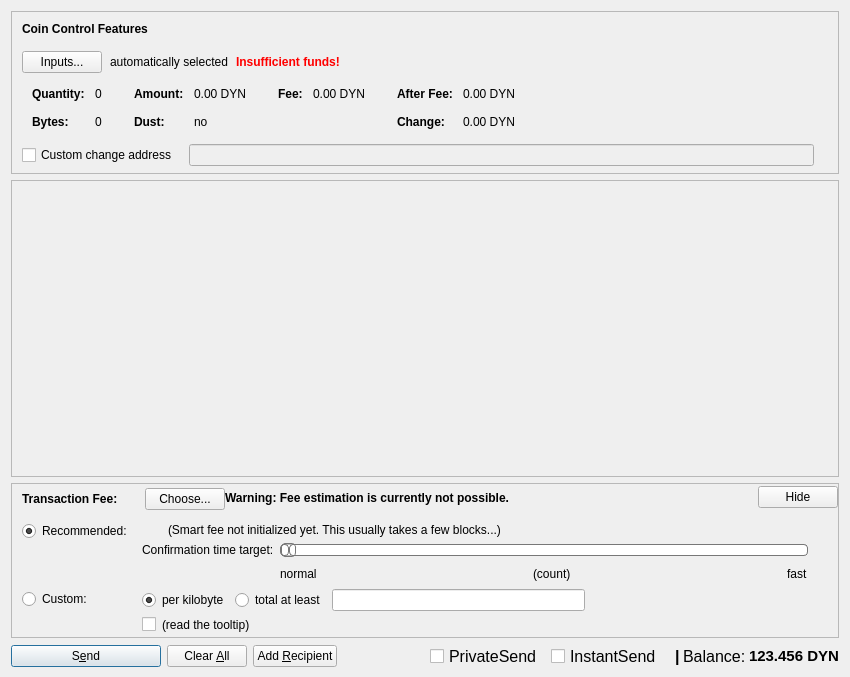
Above: src/qt/forms/sendcoinsdialog.ui from Zero-Dynamics/cash-core before the change. Below: the same form after it.
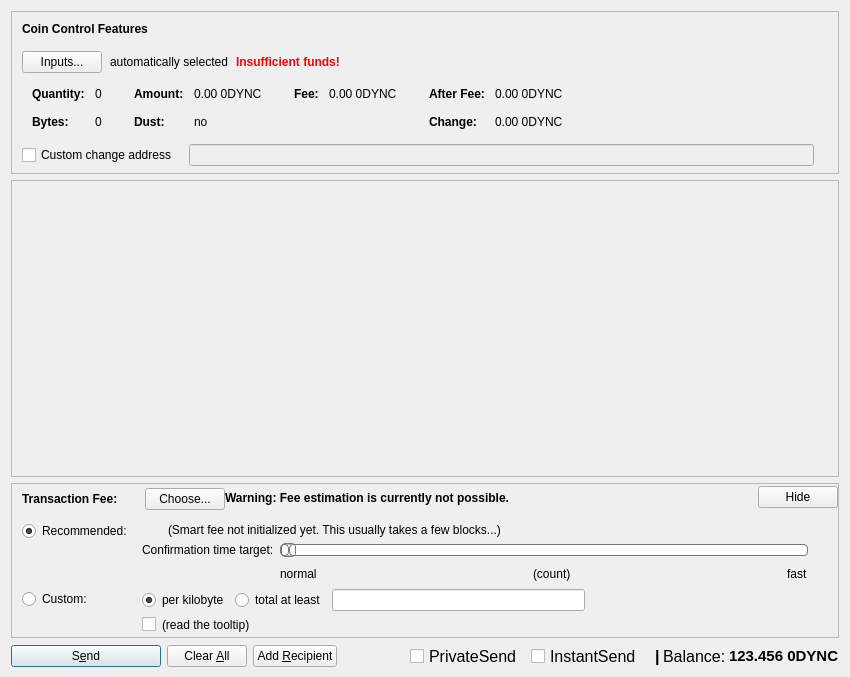
That is the form after the change. Custom widgets are drawn as their Qt base class.

Commit message: Change the ticker symbol to 0DYNC

What changed in the file:
```diff
--- a/src/qt/forms/sendcoinsdialog.ui
+++ b/src/qt/forms/sendcoinsdialog.ui
@@ -324,7 +324,7 @@
                   <enum>Qt::ActionsContextMenu</enum>
                  </property>
                  <property name="text">
-                  <string notr="true">0.00 DYN</string>
+                  <string notr="true">0.00 0DYNC</string>
                  </property>
                  <property name="textInteractionFlags">
                   <set>Qt::LinksAccessibleByMouse|Qt::TextSelectableByKeyboard|Qt::TextSelectableByMouse</set>
@@ -404,7 +404,7 @@
                   <enum>Qt::ActionsContextMenu</enum>
                  </property>
                  <property name="text">
-                  <string notr="true">0.00 DYN</string>
+                  <string notr="true">0.00 0DYNC</string>
                  </property>
                  <property name="textInteractionFlags">
                   <set>Qt::LinksAccessibleByMouse|Qt::TextSelectableByKeyboard|Qt::TextSelectableByMouse</set>
@@ -455,7 +455,7 @@
                   <enum>Qt::ActionsContextMenu</enum>
                  </property>
                  <property name="text">
-                  <string notr="true">0.00 DYN</string>
+                  <string notr="true">0.00 0DYNC</string>
                  </property>
                  <property name="textInteractionFlags">
                   <set>Qt::LinksAccessibleByMouse|Qt::TextSelectableByKeyboard|Qt::TextSelectableByMouse</set>
@@ -484,7 +484,7 @@
                   <enum>Qt::ActionsContextMenu</enum>
                  </property>
                  <property name="text">
-                  <string notr="true">0.00 DYN</string>
+                  <string notr="true">0.00 0DYNC</string>
                  </property>
                  <property name="textInteractionFlags">
                   <set>Qt::LinksAccessibleByMouse|Qt::TextSelectableByKeyboard|Qt::TextSelectableByMouse</set>
@@ -1453,7 +1453,7 @@
           <cursorShape>IBeamCursor</cursorShape>
          </property>
          <property name="text">
-          <string notr="true">123.456 DYN</string>
+          <string notr="true">123.456 0DYNC</string>
          </property>
          <property name="textInteractionFlags">
           <set>Qt::LinksAccessibleByMouse|Qt::TextSelectableByKeyboard|Qt::TextSelectableByMouse</set>
```
The commit also changes 81 other files.
